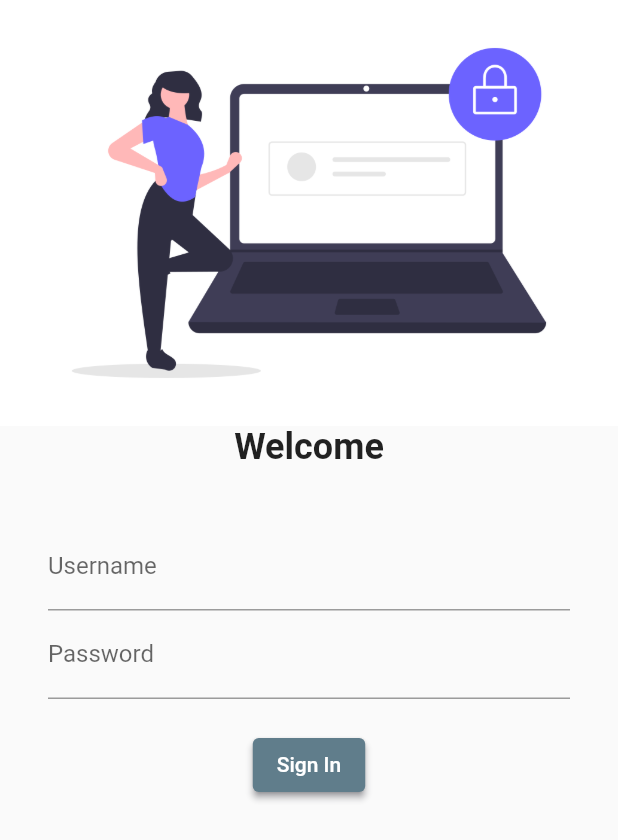
After one commit to ejaz4432/Flutter_practice, a Flutter app: the screen it shows after launch, on a phone screen of 412 x 824 dp. The commit adds this screen. Shown: the top 840 px of the screen. Run offline on Flutter 3.47's test engine with Material 2 defaults, Android fonts, the phone set to English and light mode, and no system bars; our stand-ins replace google_fonts.

Commit message:
complete 2.1 day

```diff
--- /dev/null
+++ b/lib/Pages/login_page.dart
@@ -0,0 +1,50 @@
+import 'package:flutter/material.dart';
+
+class LoginPage extends StatelessWidget {
+  const LoginPage({Key? key}) : super(key: key);
+
+  @override
+  Widget build(BuildContext context) {
+    return Material(
+      child: Column(
+        children: [
+          Image.asset(
+            "assets/images/login_png.png",
+            fit: BoxFit.cover,
+          ),
+          Text(
+            "Welcome",
+            style: TextStyle(fontWeight: FontWeight.bold, fontSize: 24),
+          ),
+          SizedBox(
+            height: 20,
+          ),
+          Padding(
+            padding: const EdgeInsets.symmetric(vertical: 16, horizontal: 32),
+            child: Column(
+              children: [
+                TextFormField(
+                  decoration: InputDecoration(
+                      hintText: "Enter UserName", labelText: "Username"),
+                ),
+                TextFormField(
+                  obscureText: true,
+                  decoration: InputDecoration(
+                      hintText: "Enter Password", labelText: "Password"),
+                ),
+                SizedBox(
+                  height: 20,
+                ),
+                ElevatedButton(
+                  onPressed: () {},
+                  child: Text("Sign In"),
+                  style: TextButton.styleFrom(shadowColor: Color(0xFF373849)),
+                )
+              ],
+            ),
+          ),
+        ],
+      ),
+    );
+  }
+}
--- a/lib/main.dart
+++ b/lib/main.dart
@@ -1,8 +1,10 @@
 import 'package:flutter/material.dart';
-import 'package:flutter_application_1/home_page.dart';
+import 'package:flutter_application_1/Pages/home_page.dart';
+import 'package:flutter_application_1/Pages/login_page.dart';
+import 'package:google_fonts/google_fonts.dart';
 
 void main() {
-  runApp(MyApp());
+  runApp(const MyApp());
 }
 
 class MyApp extends StatelessWidget {
@@ -10,6 +12,20 @@ class MyApp extends StatelessWidget {
 
   @override
   Widget build(BuildContext context) {
-    return MaterialApp(home: homepage());
+    return MaterialApp(
+      //home: const homepage(),
+
+      themeMode: ThemeMode.light,
+      theme: ThemeData(primarySwatch: Colors.blueGrey),
+      darkTheme: ThemeData(
+          brightness: Brightness.light,
+          fontFamily: GoogleFonts.lato().fontFamily),
+      initialRoute: "/",
+      routes: {
+        "/": (context) => const LoginPage(),
+        "/home": (context) => const homepage(),
+        "/login": (context) => const LoginPage(),
+      },
+    );
   }
 }
```
Also changed, not shown: pubspec.yaml (+5 -4 lines), assets/images/login_png.png (added), lib/Pages/home_page.dart (renamed from lib/home_page.dart), pubspec.lock.
